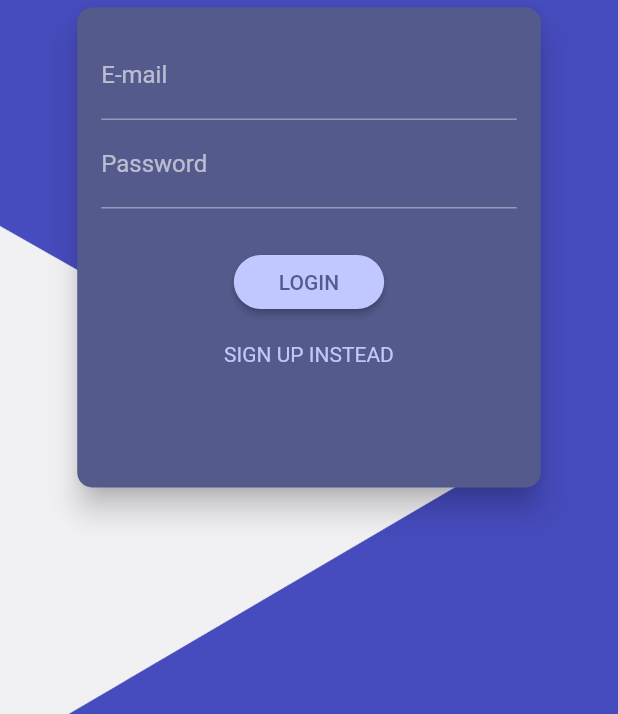
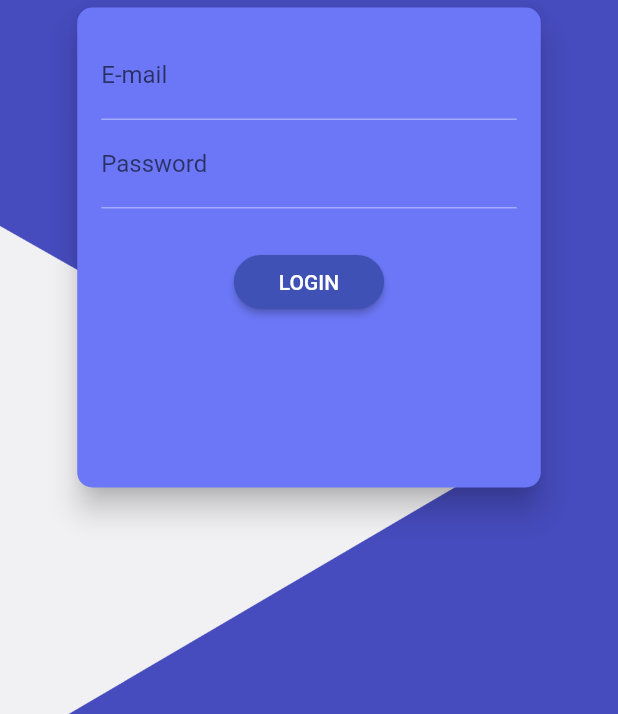
Before and after one commit to afemalecoder/affirmationgratitude, a Flutter app: the screen it shows after launch, on a phone screen of 412 x 824 dp, the part 522-1236 px from its top. Run offline on Flutter 3.47's test engine with Material 2 defaults, Android fonts, the phone set to English and light mode, and no system bars; our stand-ins replace cloud_firestore, firebase_auth, firebase_core, shared_preferences; accounts and stored records are empty.

Commit message:
theme toggle

```diff
--- a/lib/core/navigation/navigation.dart
+++ b/lib/core/navigation/navigation.dart
@@ -1,11 +1,12 @@
 library navigation;
 
-import 'package:affirmation_gratitude/screens/add_affirmation/add_affirmation.dart';
+import 'package:affirmation_gratitude/core/theme/theme_provider.dart';
 import 'package:affirmation_gratitude/screens/affirmation/affirmation.dart';
 import 'package:affirmation_gratitude/screens/home/home.dart';
 import 'package:affirmation_gratitude/screens/profile/profile.dart';
 import 'package:affirmation_gratitude/screens/quote/quote.dart';
 import 'package:animations/animations.dart';
 import 'package:flutter/material.dart';
+import 'package:provider/src/provider.dart';
 
 part 'navigator_bar.dart';
--- a/lib/core/navigation/navigator_bar.dart
+++ b/lib/core/navigation/navigator_bar.dart
@@ -48,8 +48,9 @@ class _AffirmationNavigationState extends State<AffirmationNavigation> {
               size: 45,
               color: Theme.of(context).colorScheme.onPrimary,
             ),
-          onPressed: () =>
-              Navigator.of(context).pushNamed(AddNoteScreen.routeName),
+            onPressed: () => context.read<ThemeProvider>().toggleAppTheme()
+            // Navigator.of(context).pushNamed(AddNoteScreen.routeName),
+
             ),
         floatingActionButtonLocation: FloatingActionButtonLocation.centerDocked,
         bottomNavigationBar: AffirNavigationBar(
--- /dev/null
+++ b/lib/core/theme/theme_provider.dart
@@ -0,0 +1,64 @@
+import 'package:affirmation_gratitude/core/theme/theme.dart';
+import 'package:flutter/material.dart';
+import 'package:shared_preferences/shared_preferences.dart';
+
+class ThemeProvider with ChangeNotifier {
+  ThemeProvider() {
+    _getThemeMood().then((bool value) async {
+      if (value == false) {
+        _isDarkTheme = value;
+        _currentTheme = lightThemeData;
+      } else {
+        _isDarkTheme = value;
+        _currentTheme = darkThemeData;
+      }
+      notifyListeners();
+    });
+  }
+
+  static ThemeProvider instance = ThemeProvider();
+
+  static const isDarkThemeKey = 'is_dark_theme';
+
+  static Future<SharedPreferences> preferences =
+      SharedPreferences.getInstance();
+
+  static Future<bool> _getThemeMood() async {
+    final SharedPreferences prefs = await preferences;
+    return prefs.getBool(isDarkThemeKey) ?? false;
+  }
+
+  Future<void> toggleAppTheme() async {
+    final SharedPreferences prefs = await preferences;
+    if (_currentTheme == darkThemeData) {
+      _setToLightMode(prefs);
+      return;
+    }
+    if (_currentTheme == lightThemeData) {
+      _setToDarkMode(prefs);
+      return;
+    }
+  }
+
+  void _setToLightMode(SharedPreferences prefs) {
+    _isDarkTheme = false;
+    prefs.setBool(isDarkThemeKey, false);
+    _currentTheme = lightThemeData;
+    notifyListeners();
+  }
+
+  void _setToDarkMode(SharedPreferences prefs) {
+    _isDarkTheme = true;
+    prefs.setBool(isDarkThemeKey, true);
+    _currentTheme = darkThemeData;
+    notifyListeners();
+  }
+
+  bool? _isDarkTheme;
+
+  ThemeData? _currentTheme;
+
+  bool? get darkTheme => _isDarkTheme;
+
+  ThemeData? get affirmationTheme => _currentTheme;
+}
--- a/lib/main.dart
+++ b/lib/main.dart
@@ -1,5 +1,6 @@
 import 'package:affirmation_gratitude/core/navigation/navigation.dart';
 import 'package:affirmation_gratitude/core/theme/theme.dart';
+import 'package:affirmation_gratitude/core/theme/theme_provider.dart';
 import 'package:affirmation_gratitude/screens/add_affirmation/add_affirmation.dart';
 import 'package:affirmation_gratitude/screens/affirmation/affirmation.dart';
 import 'package:affirmation_gratitude/screens/authentication/authentication.dart';
@@ -12,10 +13,10 @@ import 'package:firebase_auth/firebase_auth.dart';
 import 'package:firebase_core/firebase_core.dart';
 import 'package:flutter/material.dart';
 import 'package:provider/provider.dart';
+import 'package:shared_preferences/shared_preferences.dart';
 
 Future<void> main() async {
   WidgetsFlutterBinding.ensureInitialized();
-
   await Firebase.initializeApp();
 
   runApp(const MyApp());
@@ -30,6 +31,9 @@ class MyApp extends StatelessWidget {
   Widget build(BuildContext context) {
     return MultiProvider(
         providers: [
+          ListenableProvider<ThemeProvider>(
+            create: (BuildContext context) => ThemeProvider(),
+          ),
           ListenableProvider<AffirmationNetwork>(
             create: (BuildContext context) => AffirmationNetwork(),
           ),
@@ -40,8 +44,31 @@ class MyApp extends StatelessWidget {
             create: (BuildContext context) => QuotesNetwork(),
           ),
         ],
-      child: const _APP(),
+        child: Consumer<ThemeProvider>(
+          builder: (context, ThemeProvider theme, _) {
+            return MaterialApp(
+              theme: theme.affirmationTheme,
+              home: StreamBuilder<User?>(
+                builder: (BuildContext context, AsyncSnapshot<User?> snapshot) {
+                  return FirebaseAuth.instance.currentUser == null
+                      ? const AuthenticationScreen()
+                      : const AffirmationNavigation();
+                },
+              ),
+              routes: {
+                AffirmationNavigation.routeName: (context) =>
+                    const AffirmationNavigation(),
+                QuoteScreen.routeName: (context) => const QuoteScreen(),
+                AuthenticationScreen.routeName: (context) =>
+                    const AuthenticationScreen(),
+                AffirmationScreen.routeName: (context) =>
+                    const AffirmationScreen(),
+                AddNoteScreen.routeName: (context) => const AddNoteScreen(),
+                HomeScreen.routeName: (context) => const HomeScreen(),
+              },
             );
+          },
+        ));
   }
 }
 
@@ -56,8 +83,9 @@ class _APP extends StatelessWidget {
   @override
   Widget build(BuildContext context) {
     getQuotes(context);
+    return Consumer<ThemeProvider>(builder: (context, ThemeProvider theme, _) {
       return MaterialApp(
-      theme: darkThemeData,
+        theme: theme.affirmationTheme,
         home: StreamBuilder<User?>(
           builder: (BuildContext context, AsyncSnapshot<User?> snapshot) {
             return FirebaseAuth.instance.currentUser == null
@@ -76,5 +104,6 @@ class _APP extends StatelessWidget {
           HomeScreen.routeName: (context) => const HomeScreen(),
         },
       );
+    });
   }
 }
--- a/lib/screens/affirmation/affirmation_screen.dart
+++ b/lib/screens/affirmation/affirmation_screen.dart
@@ -11,6 +11,7 @@ class AffirmationScreen extends StatelessWidget {
   @override
   Widget build(BuildContext context) {
     return Scaffold(
+      extendBodyBehindAppBar: true,
       appBar: AffirmationAppBar(
         label: 'Affirmation',
         tag: 'Affirmation-app-bar',
@@ -32,7 +33,6 @@ class AffirmationScreen extends StatelessWidget {
                 snapshot.data!.docs.reversed.toList();
 
             return ListView.builder(
-              padding: EdgeInsets.zero,
               physics: const BouncingScrollPhysics(),
               itemCount: _docs.length,
               itemBuilder: (context, int i) {
```
Lines whose indentation alone changed are shown as unchanged.
